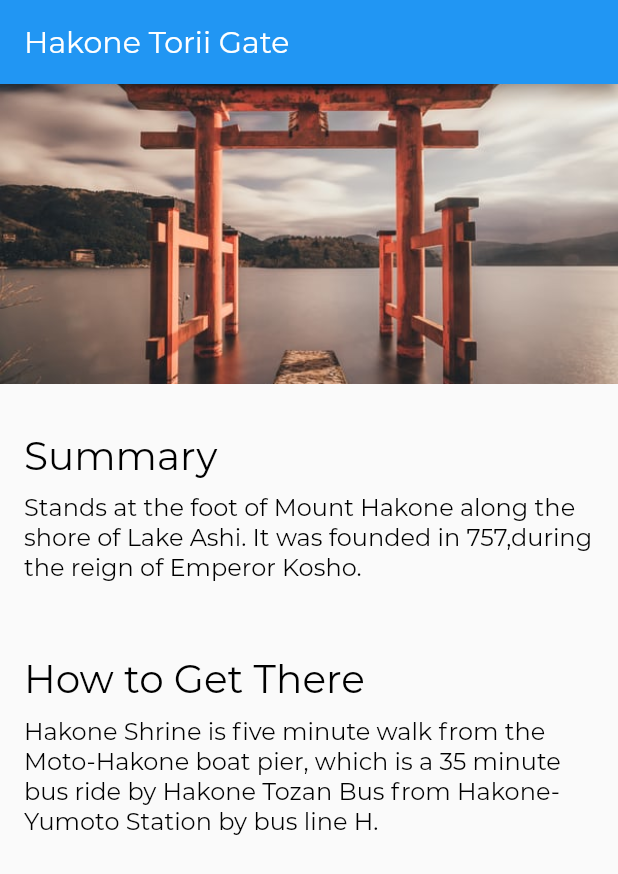
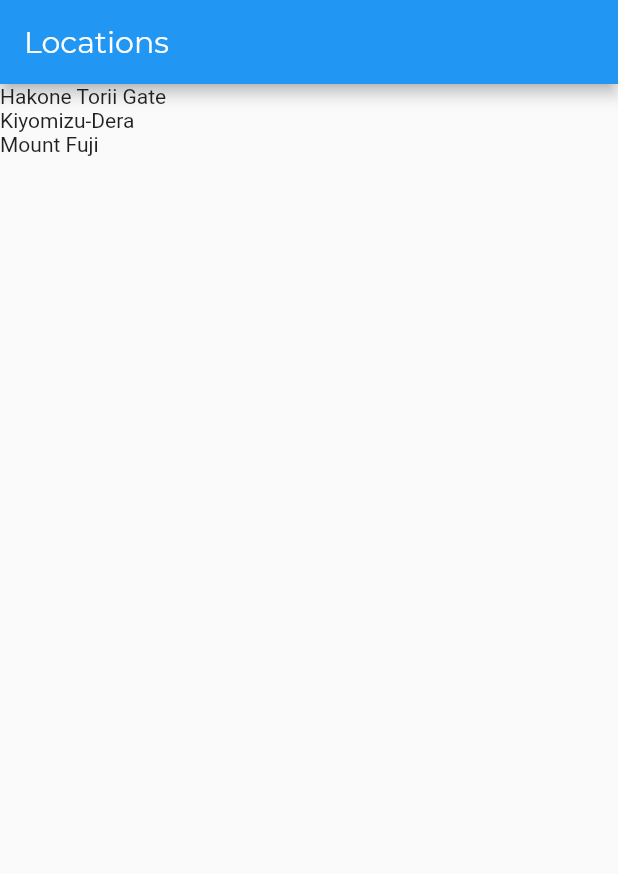
Before and after one commit to RitikaT19/Tourism_Flutter, a Flutter app: the screen it shows after launch, on a phone screen of 412 x 824 dp. Shown: the top 874 px of the screen. Run offline on Flutter 3.47's test engine with Material 2 defaults, Android fonts, the phone set to English and light mode, and no system bars; missing offline and left inert: dart:html.

Commit message:
feat: added list of places using map function

```diff
--- a/demo_new/lib/app.dart
+++ b/demo_new/lib/app.dart
@@ -1,13 +1,14 @@
 import 'package:flutter/material.dart';
 import 'package:flutter/widgets.dart';
-import 'screen/location_detail.dart';
+import 'screen/locations/locations.dart';
 import 'style.dart';
+
 
 class App extends StatelessWidget {
   @override //overriding an existing function that stateless widget provides to us
   Widget build(BuildContext context) {
     return MaterialApp(
-        home: Hello(),
+        home: Locations(),
         theme: ThemeData(
             appBarTheme: AppBarTheme(
               textTheme: TextTheme(headline6: AppBarTextStyle),
--- a/demo_new/lib/models/location.dart
+++ b/demo_new/lib/models/location.dart
@@ -1,20 +1,35 @@
 import 'location_fact.dart';
 
 class Location {
+  final int id;
   String name;
   String imagePath;
   final List<LocationFact> facts;
 
-  Location(this.name, this.imagePath, this.facts);
+  Location(this.id, this.name, this.imagePath, this.facts);
 
   static List<Location> fetchAll() {
     return [
-      Location('Hakone Torii Gate', 'assets/images/pic.jpg', [
+      Location(1,'Hakone Torii Gate', 'assets/images/pic.jpg', [
         LocationFact('Summary',
         'Stands at the foot of Mount Hakone along the shore of Lake Ashi. It was founded in 757,during the reign of Emperor Kosho.'),
         LocationFact('How to Get There',
         'Hakone Shrine is five minute walk from the Moto-Hakone boat pier, which is a 35 minute bus ride by Hakone Tozan Bus from Hakone-Yumoto Station by bus line H.')
       ]),
+
+      Location(2,'Kiyomizu-Dera', 'assets/images/kiyomizu.jpg', [
+        LocationFact('Summary',
+        'Kiyomizu-dera, formally Otowa-san Kiyomizu-dera, is a Buddhist temple in eastern Kyoto. The temple is part of the Historic Monuments of Ancient Kyoto UNESCO World Heritage site.'),
+        LocationFact('Did you Know?',
+        'The site is famous for its impressive viewing platform, three-storey Koyasu pagoda and the medicinal pure waters of the Otowa Spring.')
+      ]),
+
+      Location(3,'Mount Fuji', 'assets/images/Fuji1.jpg', [
+        LocationFact('Summary',
+        ' '),
+        LocationFact('Did you Know?',
+        'Japan’s Mt. Fuji is an active volcano about 100 kilometers southwest of Tokyo. Commonly called “Fuji-san,” it’s the country’s tallest peak, at 3,776 meters. A pilgrimage site for centuries, it’s considered one of Japan’s 3 sacred mountains.')
+      ]),
     ];
   }
 }
--- /dev/null
+++ b/demo_new/lib/screen/locations/locations.dart
@@ -0,0 +1,20 @@
+import 'dart:html';
+
+import 'package:flutter/material.dart';
+import '../../app.dart';
+import '../../models/location.dart';
+
+class Locations extends StatelessWidget {
+  @override
+  Widget build(BuildContext context) {
+    final locations = Location.fetchAll();
+
+    return Scaffold(
+        appBar: AppBar(
+          title: Text("Locations"),
+        ),
+        body: ListView(
+          children: locations.map((location) => Text(location.name)).toList(),
+        ));
+  }
+}
```
Also changed, not shown: demo_new/assets/images/kiyomizu.jpg (added), demo_new/lib/screen/location_detail/image_banner.dart (renamed from demo_new/lib/screen/image_banner.dart), demo_new/lib/screen/location_detail/location_detail.dart (renamed from demo_new/lib/screen/location_detail.dart), demo_new/lib/screen/location_detail/text_section.dart (renamed from demo_new/lib/screen/text_section.dart).
